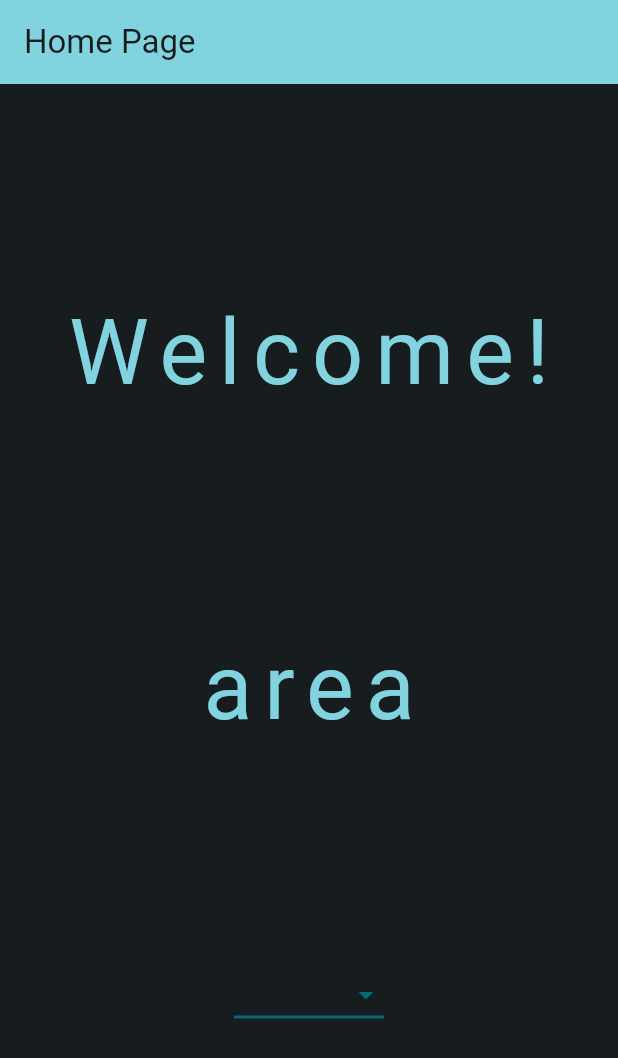
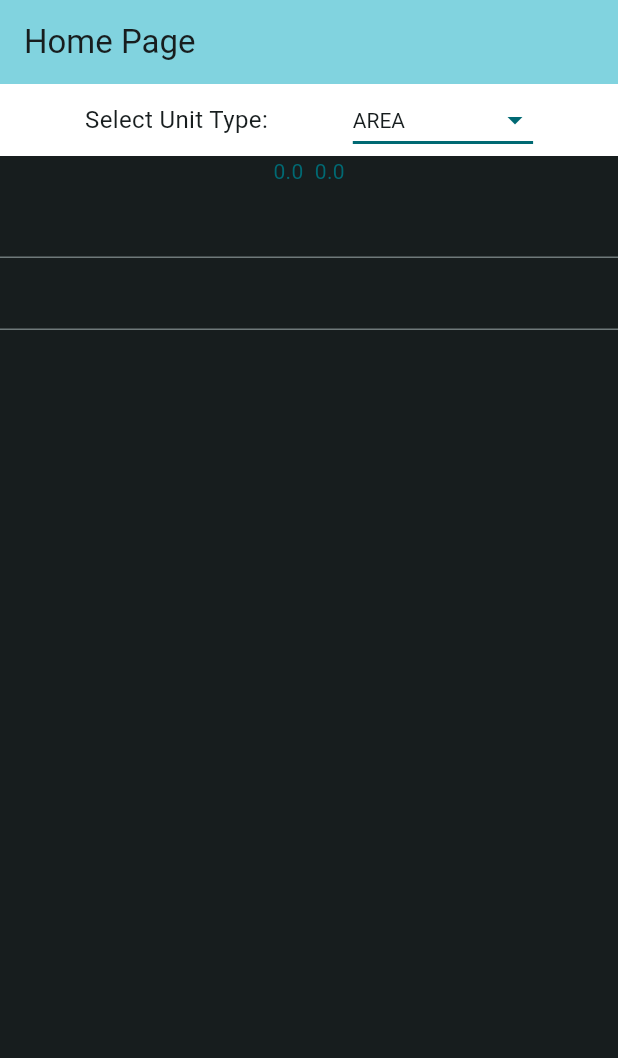
Before and after one commit to kushagra-aa/toolbox, a Flutter app: the screen it shows after launch, on a phone screen of 412 x 824 dp. Shown: the top 1058 px of the screen. Run offline on Flutter 3.47's test engine with Material 2 defaults, Android fonts, the phone set to English and light mode, and no system bars.

Commit message:
added unit converter inputs

```diff
--- a/lib/main.dart
+++ b/lib/main.dart
@@ -1,6 +1,7 @@
 import 'package:flutter/material.dart';
 import 'package:toolbox/helpers/unit_options.dart';
 import 'package:toolbox/widgets/dropdown_widget.dart';
+import 'package:toolbox/widgets/unit_converter_widget.dart';
 
 void main() {
   runApp(const MyApp());
@@ -45,23 +46,17 @@ class _MyHomePageState extends State<MyHomePage> {
       ),
       body: Center(
         child: Column(
+          mainAxisAlignment: MainAxisAlignment.start,
+          children: [
+            Container(
+              width: MediaQuery.of(context).size.width,
+              color: Theme.of(context).colorScheme.onSecondary,
+              child: Row(
                   mainAxisAlignment: MainAxisAlignment.spaceEvenly,
                   children: [
-            Text(
-              'Welcome!',
-              style: TextStyle(
-                color: Theme.of(context).colorScheme.inversePrimary,
-                fontSize: 60,
-                letterSpacing: 8,
-              ),
-            ),
-            Text(
-              dropdownValue,
-              style: TextStyle(
-                color: Theme.of(context).colorScheme.inversePrimary,
-                fontSize: 60,
-                letterSpacing: 8,
-              ),
+                    const Text(
+                      "Select Unit Type:",
+                      style: TextStyle(fontSize: 16),
                     ),
                     Dropdown(
                       dropdownValue: dropdownValue,
@@ -70,7 +65,10 @@ class _MyHomePageState extends State<MyHomePage> {
                           dropdownValue = value ?? '';
                         })
                       },
-            )
+                    ),
+                  ]),
+            ),
+            const UnitConvertor(),
           ],
         ),
       ),
--- a/lib/widgets/dropdown_widget.dart
+++ b/lib/widgets/dropdown_widget.dart
@@ -32,7 +32,7 @@ class _DropdownState extends State<Dropdown> {
         return DropdownMenuItem<String>(
           value: value,
           child: Text(
-            value,
+            value.toUpperCase(),
             style: TextStyle(color: Theme.of(context).colorScheme.onBackground),
           ),
         );
--- /dev/null
+++ b/lib/widgets/unit_converter_widget.dart
@@ -0,0 +1,57 @@
+import 'package:flutter/material.dart';
+import 'package:toolbox/helpers/unit_options.dart';
+import 'package:toolbox/widgets/dropdown_widget.dart';
+
+class UnitConvertor extends StatefulWidget {
+  const UnitConvertor({super.key});
+
+  @override
+  State<UnitConvertor> createState() => _UnitConvertorState();
+}
+
+class _UnitConvertorState extends State<UnitConvertor> {
+  late final TextEditingController _input1;
+  late final TextEditingController _input2;
+
+  double input1 = 0;
+  double input2 = 0;
+
+  @override
+  void initState() {
+    _input1 = TextEditingController();
+    _input2 = TextEditingController();
+    super.initState();
+  }
+
+  @override
+  void dispose() {
+    _input1.dispose();
+    _input2.dispose();
+    super.dispose();
+  }
+
+  @override
+  Widget build(BuildContext context) {
+    return Column(
+      mainAxisAlignment: MainAxisAlignment.spaceAround,
+      children: [
+        Text(
+          '$input1  $input2',
+          style: TextStyle(color: Theme.of(context).colorScheme.primary),
+        ),
+        TextField(
+          controller: _input1,
+          onChanged: (v) => setState(() => input1 = double.parse(_input1.text)),
+          style: TextStyle(color: Theme.of(context).colorScheme.primary),
+          keyboardType: TextInputType.number,
+        ),
+        TextField(
+          controller: _input2,
+          onChanged: (v) => setState(() => input2 = double.parse(_input2.text)),
+          style: TextStyle(color: Theme.of(context).colorScheme.primary),
+          keyboardType: TextInputType.number,
+        )
+      ],
+    );
+  }
+}
```
Lines whose indentation alone changed are shown as unchanged.
